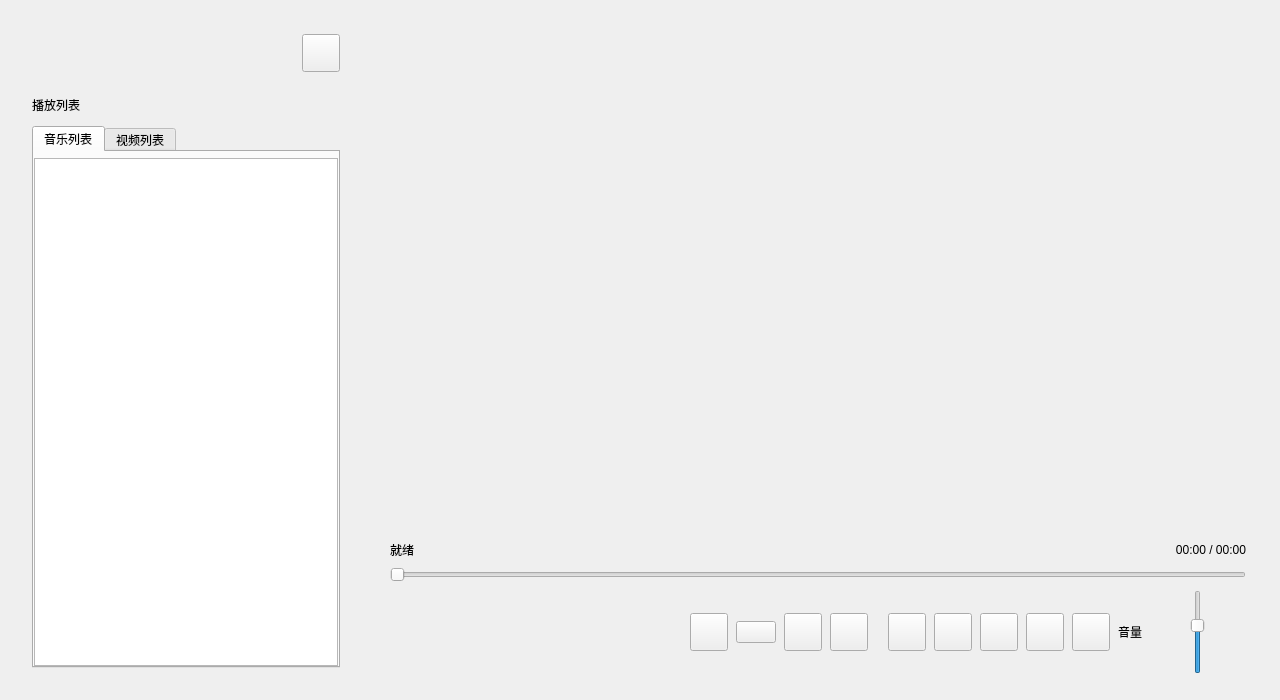
Above: src/ui/MainWindow.ui from gong1-1989/MusicVideoPlayer before the change. Below: the same form after it.
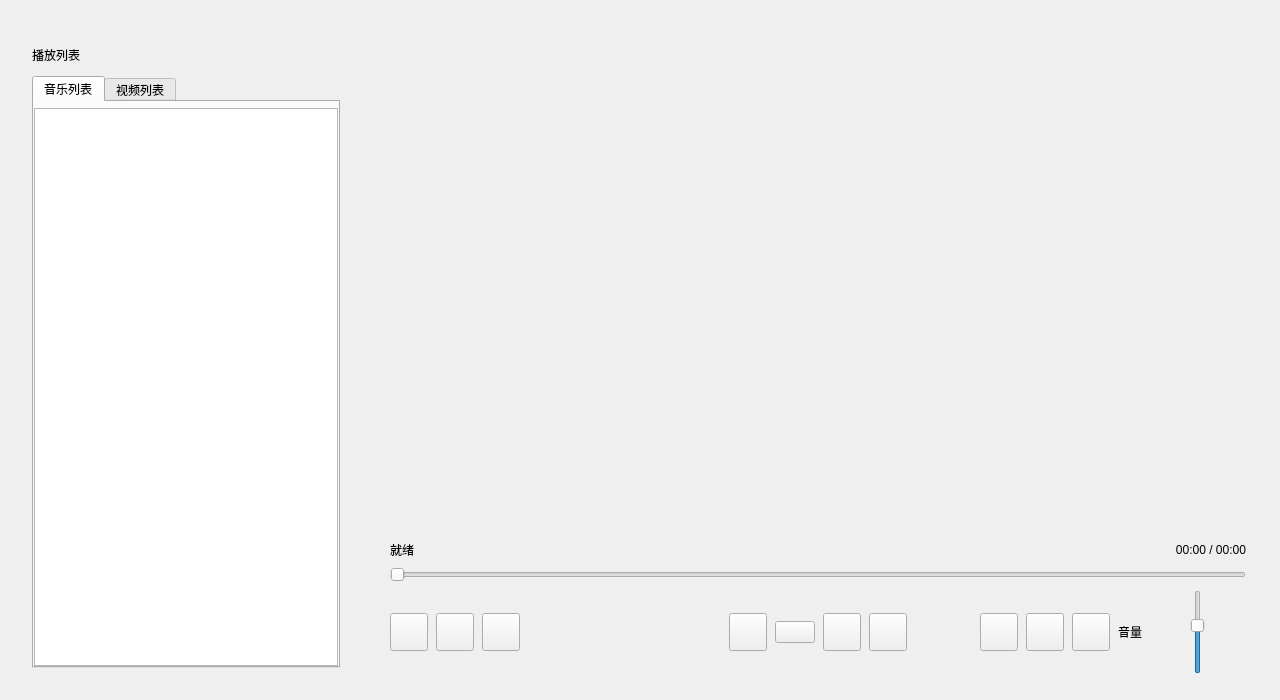
That is the form after the change. Custom widgets are drawn as their Qt base class.

Diff of the .ui file:
```diff
--- a/src/ui/MainWindow.ui
+++ b/src/ui/MainWindow.ui
@@ -69,48 +69,6 @@
        <property name="bottomMargin">
         <number>16</number>
        </property>
-       <item>
-        <layout class="QHBoxLayout" name="layout_brandHeader">
-         <property name="spacing">
-          <number>8</number>
-         </property>
-         <item>
-          <spacer name="spacer_brand">
-           <property name="orientation">
-            <enum>Qt::Horizontal</enum>
-           </property>
-           <property name="sizeHint" stdset="0">
-            <size>
-             <width>20</width>
-             <height>20</height>
-            </size>
-           </property>
-          </spacer>
-         </item>
-         <item>
-          <widget class="QPushButton" name="btn_openSearch">
-           <property name="minimumSize">
-            <size>
-             <width>38</width>
-             <height>38</height>
-            </size>
-           </property>
-           <property name="maximumSize">
-            <size>
-             <width>38</width>
-             <height>38</height>
-            </size>
-           </property>
-           <property name="toolTip">
-            <string>搜索发现</string>
-           </property>
-           <property name="text">
-            <string></string>
-           </property>
-          </widget>
-         </item>
-        </layout>
-       </item>
        <item>
         <widget class="QFrame" name="brandLine">
          <property name="frameShape">
@@ -360,20 +318,93 @@
             <number>8</number>
            </property>
            <item row="0" column="0">
-            <spacer name="spacer_controlsLeft">
-             <property name="orientation">
-              <enum>Qt::Horizontal</enum>
+            <layout class="QHBoxLayout" name="layout_controlLeftButtons">
+             <property name="spacing">
+              <number>8</number>
              </property>
-             <property name="sizeType">
-              <enum>QSizePolicy::Expanding</enum>
-             </property>
-             <property name="sizeHint" stdset="0">
-              <size>
-               <width>24</width>
-               <height>20</height>
-              </size>
-             </property>
-            </spacer>
+             <item>
+              <widget class="QPushButton" name="btn_openSearch">
+               <property name="minimumSize">
+                <size>
+                 <width>38</width>
+                 <height>38</height>
+                </size>
+               </property>
+               <property name="maximumSize">
+                <size>
+                 <width>38</width>
+                 <height>38</height>
+                </size>
+               </property>
+               <property name="toolTip">
+                <string>搜索发现</string>
+               </property>
+               <property name="text">
+                <string></string>
+               </property>
+              </widget>
+             </item>
+             <item>
+              <widget class="QPushButton" name="btn_downloads">
+               <property name="minimumSize">
+                <size>
+                 <width>38</width>
+                 <height>38</height>
+                </size>
+               </property>
+               <property name="maximumSize">
+                <size>
+                 <width>38</width>
+                 <height>38</height>
+                </size>
+               </property>
+               <property name="toolTip">
+                <string>下载任务</string>
+               </property>
+               <property name="text">
+                <string></string>
+               </property>
+              </widget>
+             </item>
+             <item>
+              <widget class="QPushButton" name="btn_settings">
+               <property name="minimumSize">
+                <size>
+                 <width>38</width>
+                 <height>38</height>
+                </size>
+               </property>
+               <property name="maximumSize">
+                <size>
+                 <width>38</width>
+                 <height>38</height>
+                </size>
+               </property>
+               <property name="toolTip">
+                <string>系统设置 (Ctrl+,)</string>
+               </property>
+               <property name="text">
+                <string></string>
+               </property>
+              </widget>
+             </item>
+             <item>
+              <spacer name="spacer_controlLeftTrailing">
+               <property name="orientation">
+                <enum>Qt::Horizontal</enum>
+               </property>
+               <property name="sizeType">
+                <enum>QSizePolicy::Expanding</enum>
+               </property>
+               <property name="sizeHint" stdset="0">
+                <size>
+                 <width>12</width>
+                 <height>20</height>
+                </size>
+               </property>
+              </spacer>
+             </item>
+            </layout>
            </item>
            <item row="0" column="1">
             <layout class="QHBoxLayout" name="layout_transportButtons">
@@ -479,28 +510,6 @@
                </property>
               </spacer>
              </item>
-             <item>
-              <widget class="QPushButton" name="btn_downloads">
-               <property name="minimumSize">
-                <size>
-                 <width>38</width>
-                 <height>38</height>
-                </size>
-               </property>
-               <property name="maximumSize">
-                <size>
-                 <width>38</width>
-                 <height>38</height>
-                </size>
-               </property>
-               <property name="toolTip">
-                <string>下载任务</string>
-               </property>
-               <property name="text">
-                <string></string>
-               </property>
-              </widget>
-             </item>
              <item>
               <widget class="QPushButton" name="btn_mode">
                <property name="minimumSize">
@@ -545,28 +554,6 @@
                </property>
               </widget>
              </item>
-             <item>
-              <widget class="QPushButton" name="btn_settings">
-               <property name="minimumSize">
-                <size>
-                 <width>38</width>
-                 <height>38</height>
-                </size>
-               </property>
-               <property name="maximumSize">
-                <size>
-                 <width>38</width>
-                 <height>38</height>
-                </size>
-               </property>
-               <property name="toolTip">
-                <string>系统设置 (Ctrl+,)</string>
-               </property>
-               <property name="text">
-                <string></string>
-               </property>
-              </widget>
-             </item>
              <item>
               <widget class="QPushButton" name="btn_volume">
                <property name="minimumSize">
```
